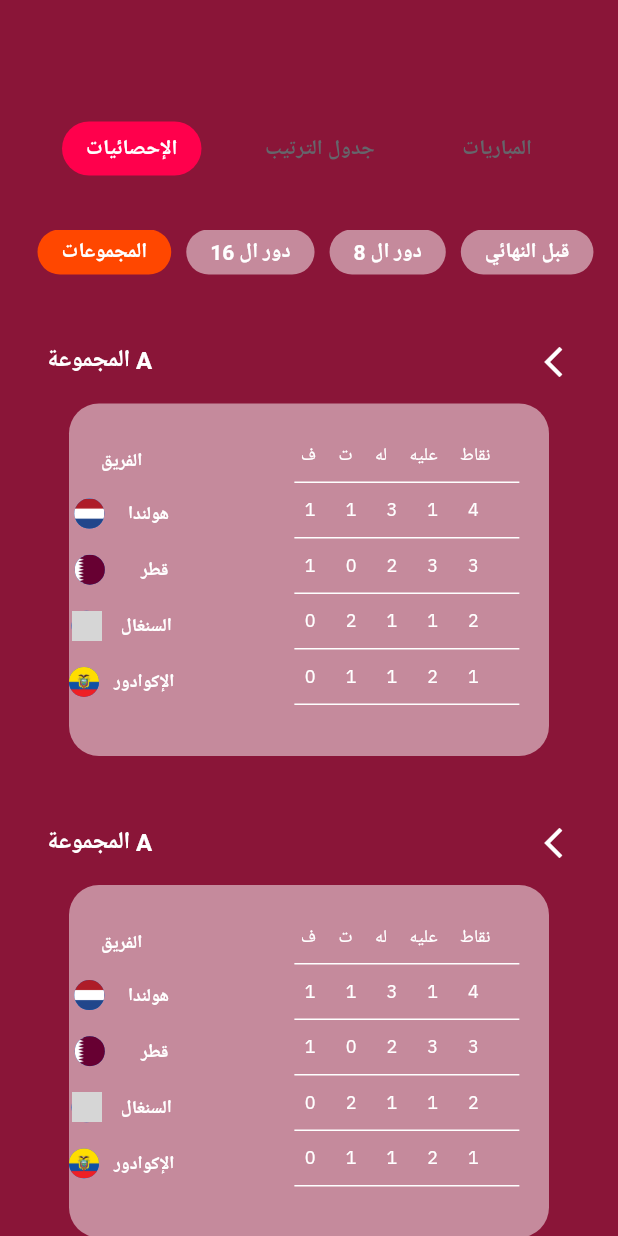
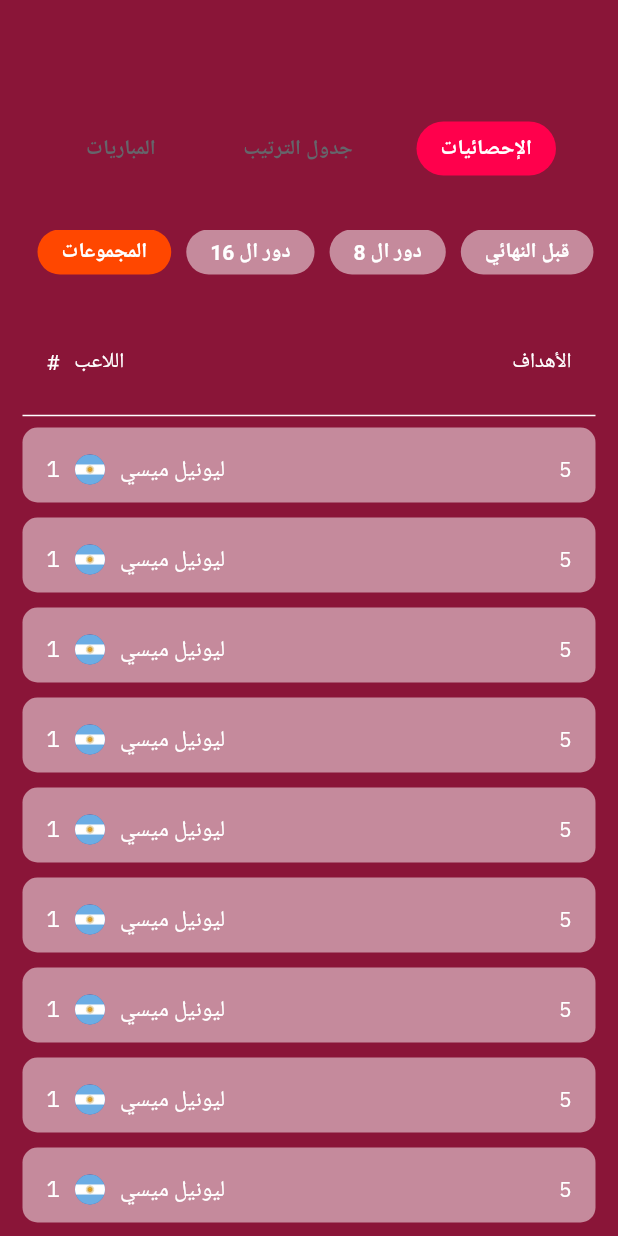
Before and after one commit to Ali-AlDhamen/world_cup, a Flutter app: the ResultScreen screen opened directly, after a tap on "الإحصائيات", on a phone screen of 412 x 824 dp. Run offline on Flutter 3.47's test engine with Material 2 defaults, Android fonts, the phone set to English and light mode, and no system bars; our stand-ins replace equatable, firebase_auth, firebase_core, flutter_riverpod, google_fonts; accounts and stored records are empty; Roboto replaces fonts that are missing (Tajawal); grey boxes are pictures that could not be loaded.

Commit message:
results screen done

```diff
--- /dev/null
+++ b/lib/models/player.dart
@@ -0,0 +1,7 @@
+class Player {
+  final String playerRank;
+  final String playerName;
+  final String playerCountry;
+  final String playerPoints;
+  Player(this.playerRank , this.playerName , this.playerCountry , this.playerPoints);
+}
--- /dev/null
+++ b/lib/providers/buttons_provider.dart
@@ -0,0 +1,9 @@
+import 'package:flutter_riverpod/flutter_riverpod.dart';
+
+  String button = "GroupsTables";
+
+
+
+final buttonProvider = StateProvider<String>((ref) {
+  return button;
+});
--- a/lib/screens/results_screen.dart
+++ b/lib/screens/results_screen.dart
@@ -1,15 +1,25 @@
 import 'package:flutter/material.dart';
+import 'package:flutter_riverpod/flutter_riverpod.dart';
 import 'package:world_cup/constants/colors.dart';
+import 'package:world_cup/providers/buttons_provider.dart';
+// ignore: unused_import
 import 'package:world_cup/widgets/country_table.dart';
+import 'package:world_cup/widgets/groups_table.dart';
 import 'package:world_cup/widgets/results_options.dart';
 import 'package:world_cup/widgets/rounds_bar.dart';
+import 'package:world_cup/widgets/stat_information.dart';
 
+class ResultScreen extends ConsumerWidget {
 
-class ResultScreen extends StatelessWidget {
   const ResultScreen({super.key});
 
   @override
-  Widget build(BuildContext context) {
+  Widget build(BuildContext context, WidgetRef ref) {
+    final button = ref.watch(buttonProvider);
+    bool tables = button == "GroupsTables";
+    bool stats = button == "stat";
+
+
     return Scaffold(
       backgroundColor: kBurgundyColor,
       body: SingleChildScrollView(
@@ -18,17 +28,16 @@ class ResultScreen extends StatelessWidget {
         child: Padding(
           padding: const EdgeInsets.all(15.0),
           child: Column(
-            children: const [
-              ResultsOptionsBar(),
-              SizedBox(height: 30),
-              RoundsBar(),
-              SizedBox(height: 30),
-              CountryTable(),
-              SizedBox(height: 30),
-              CountryTable(),
-              SizedBox(height: 30),
-              CountryTable(),
-              SizedBox(height: 30),
+            children:  [
+              const ResultsOptionsBar(),
+              const SizedBox(height: 30),
+              const RoundsBar(),
+              const SizedBox(height: 30),
+              if(tables)
+                const GroupsTables(),
+              if(stats)
+               const StatInformation()
+
 
             ],
           ),
--- /dev/null
+++ b/lib/widgets/groups_table.dart
@@ -0,0 +1,22 @@
+import 'package:flutter/material.dart';
+
+import 'country_table.dart';
+
+
+class GroupsTables extends StatelessWidget {
+  const GroupsTables({super.key});
+
+  @override
+  Widget build(BuildContext context) {
+    return Column(
+      children: const [
+         CountryTable(),
+              SizedBox(height: 30),
+              CountryTable(),
+              SizedBox(height: 30),
+              CountryTable(),
+              SizedBox(height: 30),
+      ],
+    );
+  }
+}
--- /dev/null
+++ b/lib/widgets/player_data.dart
@@ -0,0 +1,34 @@
+import 'package:flutter/material.dart';
+import 'package:google_fonts/google_fonts.dart';
+
+class PlayerData extends StatelessWidget {
+  const PlayerData({super.key});
+
+  @override
+  Widget build(BuildContext context) {
+    return Row(
+      children: [
+        Text("1",
+            style: GoogleFonts.ibmPlexSans(
+                color: Colors.white,
+                fontSize: 15,
+                fontWeight: FontWeight.w400)),
+        const SizedBox(
+          width: 10,
+        ),
+        const CircleAvatar(
+          radius: 10,
+          backgroundImage: AssetImage("assets/images/flag2.png"),
+        ),
+        const SizedBox(
+          width: 10,
+        ),
+        Text("ليونيل ميسي",
+            style: GoogleFonts.ibmPlexSans(
+                color: Colors.white,
+                fontSize: 15,
+                fontWeight: FontWeight.w400)),
+      ],
+    );
+  }
+}
--- a/lib/widgets/results_options.dart
+++ b/lib/widgets/results_options.dart
@@ -1,24 +1,79 @@
 import 'package:flutter/material.dart';
+import 'package:flutter_riverpod/flutter_riverpod.dart';
 
 import '../constants/colors.dart';
+import '../providers/buttons_provider.dart';
 
 
-class ResultsOptionsBar extends StatefulWidget {
+class ResultsOptionsBar extends ConsumerStatefulWidget {
   const ResultsOptionsBar({super.key});
 
   @override
-  State<ResultsOptionsBar> createState() => _ResultsOptionsBarState();
+  ConsumerState<ResultsOptionsBar> createState() => _ResultsOptionsBarConsumerState();
 }
 
-class _ResultsOptionsBarState extends State<ResultsOptionsBar> {
+class _ResultsOptionsBarConsumerState extends ConsumerState<ResultsOptionsBar> {
   bool btn1 = false;
   bool btn2 = true;
   bool btn3 = false;
   @override
   Widget build(BuildContext context) {
+
     return Row(
               mainAxisAlignment: MainAxisAlignment.spaceEvenly,
               children: [
+                ElevatedButton(
+                  onPressed: () {
+                    setState(() {
+                      btn1 = false;
+                      btn2 = false;
+                      btn3 = true;
+                    });
+
+                  },
+                  style: ElevatedButton.styleFrom(
+                    backgroundColor:  btn3 ? kPinkColor : kBurgundyColor,
+                    elevation: 0,
+                    shape: RoundedRectangleBorder(
+                      borderRadius: BorderRadius.circular(30),
+                    ),
+                  ),
+                  child:  Text(
+                    "المباريات",
+                    style: TextStyle(
+                      color:  btn3 ? kWhiteColor : kDarkGrayColor,
+                      fontSize: 14,
+                      fontWeight: FontWeight.bold,
+                    ),
+                  ),
+                ),
+
+                ElevatedButton(
+                  onPressed: () {
+                    setState(() {
+                      btn1 = false;
+                      btn2 = true;
+                      btn3 = false;
+                    });
+                    ref.read(buttonProvider.notifier).update((state) => "GroupsTables");
+                  },
+                  style: ElevatedButton.styleFrom(
+                    backgroundColor: btn2 ? kPinkColor : kBurgundyColor,
+                    elevation: 0,
+                    shape: RoundedRectangleBorder(
+                      borderRadius: BorderRadius.circular(30),
+                    ),
+                  ),
+                  child:  Text(
+                    "جدول الترتيب",
+                    style: TextStyle(
+                      color:  btn2 ? kWhiteColor : kDarkGrayColor,
+                      fontSize: 14,
+                      fontWeight: FontWeight.bold,
+                    ),
+                  ),
+                ),
+
                 ElevatedButton(
                   onPressed: () {
                     setState(() {
@@ -26,6 +81,7 @@ class _ResultsOptionsBarState extends State<ResultsOptionsBar> {
                       btn2 = false;
                       btn3 = false;
                     });
+                    ref.read(buttonProvider.notifier).update((state) => "stat");
                   },
                   style: ElevatedButton.styleFrom(
                     backgroundColor: btn1 ? kPinkColor : kBurgundyColor,
@@ -43,54 +99,6 @@ class _ResultsOptionsBarState extends State<ResultsOptionsBar> {
                     ),
                   ),
                 ),
-                ElevatedButton(
-                  onPressed: () {
-                    setState(() {
-                      btn1 = false;
-                      btn2 = true;
-                      btn3 = false;
-                    });
-                  },
-                  style: ElevatedButton.styleFrom(
-                    backgroundColor: btn2 ? kPinkColor : kBurgundyColor,
-                    elevation: 0,
-                    shape: RoundedRectangleBorder(
-                      borderRadius: BorderRadius.circular(30),
-                    ),
-                  ),
-                  child:  Text(
-                    "جدول الترتيب",
-                    style: TextStyle(
-                      color:  btn2 ? kWhiteColor : kDarkGrayColor,
-                      fontSize: 14,
-                      fontWeight: FontWeight.bold,
-                    ),
-                  ),
-                ),
-                ElevatedButton(
-                  onPressed: () {
-                    setState(() {
-                      btn1 = false;
-                      btn2 = false;
-                      btn3 = true;
-                    });
-                  },
-                  style: ElevatedButton.styleFrom(
-                    backgroundColor:  btn3 ? kPinkColor : kBurgundyColor,
-                    elevation: 0,
-                    shape: RoundedRectangleBorder(
-                      borderRadius: BorderRadius.circular(30),
-                    ),
-                  ),
-                  child:  Text(
-                    "المباريات",
-                    style: TextStyle(
-                      color:  btn3 ? kWhiteColor : kDarkGrayColor,
-                      fontSize: 14,
-                      fontWeight: FontWeight.bold,
-                    ),
-                  ),
-                )
               ],
             );
   }
--- /dev/null
+++ b/lib/widgets/stat_information.dart
@@ -0,0 +1,77 @@
+import 'package:flutter/material.dart';
+import 'package:google_fonts/google_fonts.dart';
+import 'package:world_cup/constants/colors.dart';
+import 'package:world_cup/widgets/player_data.dart';
+
+import '../models/player.dart';
+
+class StatInformation extends StatelessWidget {
+  const StatInformation({super.key});
+
+  @override
+  Widget build(BuildContext context) {
+    List<Player> players = [
+      Player("1", "ليونيل ميسي", "assets/images/flag2.png", "5"),
+      Player("1", "ليونيل ميسي", "assets/images/flag2.png", "5"),
+      Player("1", "ليونيل ميسي", "assets/images/flag2.png", "5"),
+      Player("1", "ليونيل ميسي", "assets/images/flag2.png", "5"),
+      Player("1", "ليونيل ميسي", "assets/images/flag2.png", "5"),
+      Player("1", "ليونيل ميسي", "assets/images/flag2.png", "5"),
+      Player("1", "ليونيل ميسي", "assets/images/flag2.png", "5"),
+      Player("1", "ليونيل ميسي", "assets/images/flag2.png", "5"),
+      Player("1", "ليونيل ميسي", "assets/images/flag2.png", "5"),
+      Player("1", "ليونيل ميسي", "assets/images/flag2.png", "5"),
+      Player("1", "ليونيل ميسي", "assets/images/flag2.png", "5"),
+      Player("1", "ليونيل ميسي", "assets/images/flag2.png", "5"),
+    ];
+
+    return Column(
+      children: [
+        const ListTile(
+          title: Text(
+            '#   اللاعب',
+            style: TextStyle(
+                color: Colors.white, fontSize: 14, fontWeight: FontWeight.w400),
+          ),
+          trailing: Text(
+            'الأهداف',
+            style: TextStyle(
+                color: Colors.white, fontSize: 14, fontWeight: FontWeight.w400),
+          ),
+        ),
+        const Divider(
+          color: Colors.white,
+          thickness: 1,
+        ),
+        ListView.builder(
+          shrinkWrap: true,
+          itemCount: players.length,
+          itemBuilder: (context, index) {
+            return Container(
+              margin: const EdgeInsets.only(
+                bottom: 10,
+              ),
+              alignment: Alignment.center,
+              width: 320,
+              height: 50,
+              decoration: BoxDecoration(
+                color: kWhite20Color,
+                borderRadius: BorderRadius.circular(10),
+              ),
+              child: ListTile(
+                title: const PlayerData(),
+                trailing: Text(
+                  players[index].playerPoints,
+                  style: GoogleFonts.ibmPlexSans(
+                      color: Colors.white,
+                      fontSize: 14,
+                      fontWeight: FontWeight.w400),
+                ),
+              ),
+            );
+          },
+        ),
+      ],
+    );
+  }
+}
```
